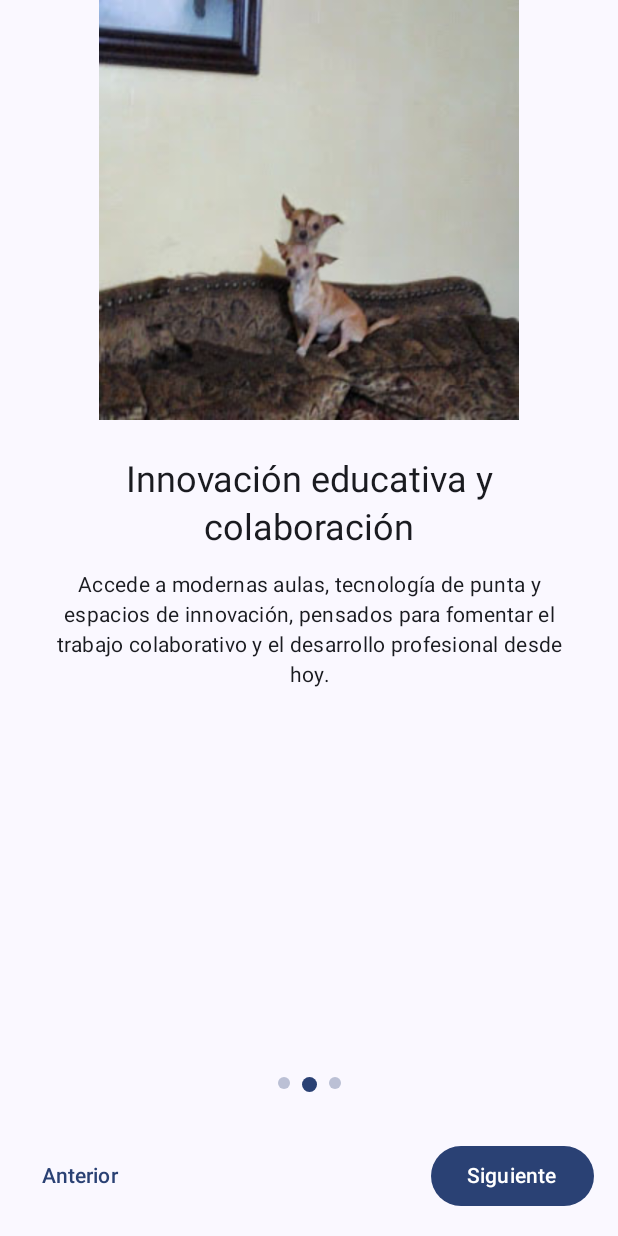
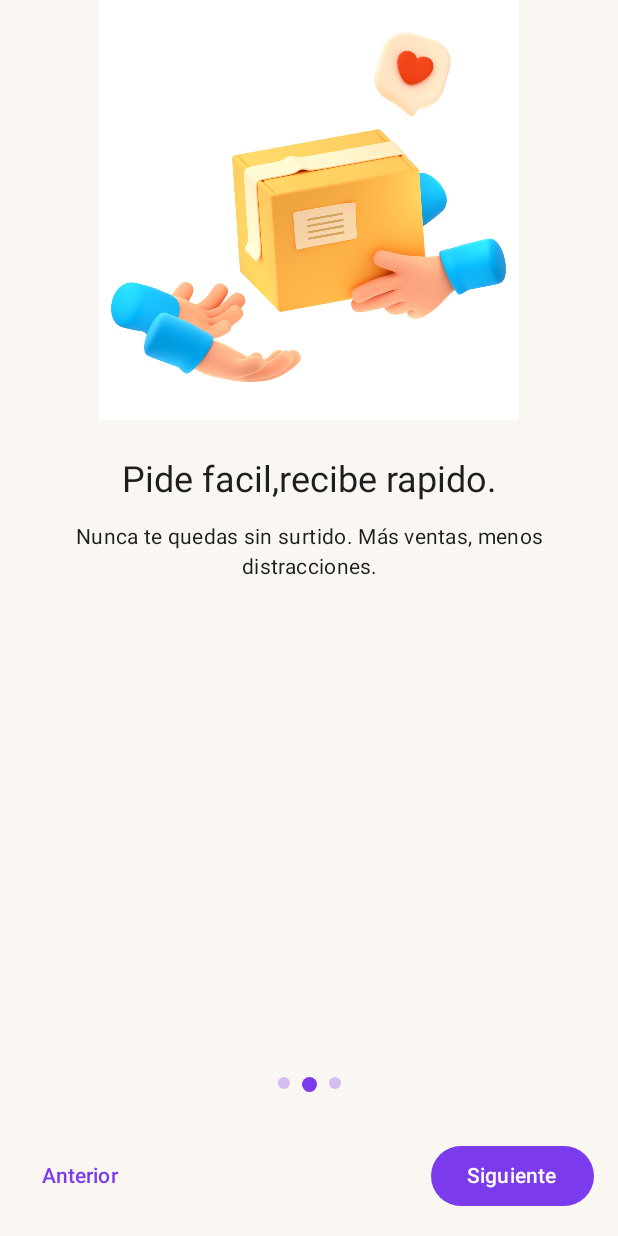
Before and after one commit to Chilechilo/SurtiMovilProject, an Android app built with Jetpack Compose: the screen it shows after launch (MainActivity), after a tap on "Siguiente", on a phone screen of 412 x 824 dp. Run offline under Robolectric (Android 15) with nearby library versions, the phone set to English and light mode, and no system bars.

Commit message:
Se agregan imagenes y cambio de ui de paleta de colores

```diff
--- a/app/src/main/java/com/surtiapp/surtimovil/onboarding/model/OnboardingContent.kt
+++ b/app/src/main/java/com/surtiapp/surtimovil/onboarding/model/OnboardingContent.kt
@@ -10,18 +10,18 @@ object OnboardingContent {
     val pages = listOf(
         OnboardingPageModel(
             imageRes = R.drawable.onb_1,
-            title = "Descubre tu vocación Lasallista",
-            description = "Explora una educación universitario con valores cristianos e integrales, donde formar profesionales con vocación al servicio y responsabilidad social es el compromiso que nos distingue."
+            title = "Tu tienda siempre llena, sin perder tiempo",
+            description = "Desde tu celular, elige los abarrotes que tu negocio necesita. Olvídate de salir y perder tiempo."
         ),
         OnboardingPageModel(
             imageRes = R.drawable.onb_2,
-            title = "Innovación educativa y colaboración",
-            description = "Accede a modernas aulas, tecnología de punta y espacios de innovación, pensados para fomentar el trabajo colaborativo y el desarrollo profesional desde hoy."
+            title = "Pide facil,recibe rapido.",
+            description = "Nunca te quedas sin surtido. Más ventas, menos distracciones."
         ),
         OnboardingPageModel(
             imageRes = R.drawable.onb_3,
-            title = "Transforma tu futuro con excelencia",
-            description = "Forma parte de una comunidad educativa que impulsa tu crecimiento académico, humanista e investigativo, en un entorno universitario de calidad y prestigio regional."
+            title = "Todo en un solo lugar",
+            description = "Precios competitivos, entrega directa y catálogo completo. Descarga, pide y sigue vendiendo."
         )
     )
 }
--- a/app/src/main/java/com/surtiapp/surtimovil/ui/theme/Color.kt
+++ b/app/src/main/java/com/surtiapp/surtimovil/ui/theme/Color.kt
@@ -2,10 +2,24 @@ package com.surtiapp.surtimovil.ui.theme
 
 import androidx.compose.ui.graphics.Color
 
-val Purple80 = Color(0xFFD0BCFF)
-val PurpleGrey80 = Color(0xFFCCC2DC)
-val Pink80 = Color(0xFFEFB8C8)
+// Paleta B — Violeta & Durazno
+val PurplePrimary      = Color(0xFF7C3AED) // Primary
+val PurplePrimaryDark  = Color(0xFFA78BFA) // Primary en dark
 
-val Purple40 = Color(0xFF6650a4)
-val PurpleGrey40 = Color(0xFF625b71)
-val Pink40 = Color(0xFF7D5260)
+val PeachSecondary     = Color(0xFFFF8A3D) // Secondary
+val PeachSecondaryDark = Color(0xFFFFA96B)
+
+val TealTertiary       = Color(0xFF4FB286) // Tertiary
+val TealTertiaryDark   = Color(0xFF71DCB6)
+
+val BgLight            = Color(0xFFFAF7F2) // Background claro
+val BgDark             = Color(0xFF131217) // Background oscuro
+
+val SurfaceLight       = Color(0xFFFFFFFF)
+val SurfaceDark        = Color(0xFF19191F)
+
+val OutlineLight       = Color(0xFFE8E1D6)
+val OutlineDark        = Color(0xFF3B3644)
+
+val OnTextLight        = Color(0xFF1E1E1E) // Texto principal claro
+val OnTextDark         = Color(0xFFEDEDED) // Texto principal oscuro
--- a/app/src/main/java/com/surtiapp/surtimovil/ui/theme/Theme.kt
+++ b/app/src/main/java/com/surtiapp/surtimovil/ui/theme/Theme.kt
@@ -1,57 +1,59 @@
 package com.surtiapp.surtimovil.ui.theme
 
-import android.os.Build
 import androidx.compose.foundation.isSystemInDarkTheme
-import androidx.compose.material3.MaterialTheme
-import androidx.compose.material3.darkColorScheme
-import androidx.compose.material3.dynamicDarkColorScheme
-import androidx.compose.material3.dynamicLightColorScheme
-import androidx.compose.material3.lightColorScheme
+import androidx.compose.material3.*
 import androidx.compose.runtime.Composable
-import androidx.compose.ui.platform.LocalContext
+import androidx.compose.ui.graphics.Color
 
-private val DarkColorScheme = darkColorScheme(
-    primary = Purple80,
-    secondary = PurpleGrey80,
-    tertiary = Pink80
+private val LightColors = lightColorScheme(
+    primary            = PurplePrimary,
+    onPrimary          = Color.White,
+    primaryContainer   = Color(0xFFEDE7FF),
+    onPrimaryContainer = Color(0xFF2C1141),
+
+    secondary          = PeachSecondary,
+    // buen contraste sobre peach
+    onSecondary        = Color(0xFF1F1400),
+
+    tertiary           = TealTertiary,
+    onTertiary         = Color.White,
+
+    background         = BgLight,
+    onBackground       = OnTextLight,
+
+    surface            = SurfaceLight,
+    onSurface          = OnTextLight,
+
+    outline            = OutlineLight,
 )
 
-private val LightColorScheme = lightColorScheme(
-    primary = Purple40,
-    secondary = PurpleGrey40,
-    tertiary = Pink40
+private val DarkColors = darkColorScheme(
+    primary            = PurplePrimaryDark,
+    onPrimary          = Color(0xFF221338),
 
-    /* Other default colors to override
-    background = Color(0xFFFFFBFE),
-    surface = Color(0xFFFFFBFE),
-    onPrimary = Color.White,
-    onSecondary = Color.White,
-    onTertiary = Color.White,
-    onBackground = Color(0xFF1C1B1F),
-    onSurface = Color(0xFF1C1B1F),
-    */
+    secondary          = PeachSecondaryDark,
+    onSecondary        = Color(0xFF2B1300),
+
+    tertiary           = TealTertiaryDark,
+    onTertiary         = Color(0xFF002016),
+
+    background         = BgDark,
+    onBackground       = OnTextDark,
+
+    surface            = SurfaceDark,
+    onSurface          = OnTextDark,
+
+    outline            = OutlineDark,
 )
 
 @Composable
 fun SurtiMovilTheme(
     darkTheme: Boolean = isSystemInDarkTheme(),
-    // Dynamic color is available on Android 12+
-    dynamicColor: Boolean = true,
     content: @Composable () -> Unit
 ) {
-    val colorScheme = when {
-        dynamicColor && Build.VERSION.SDK_INT >= Build.VERSION_CODES.S -> {
-            val context = LocalContext.current
-            if (darkTheme) dynamicDarkColorScheme(context) else dynamicLightColorScheme(context)
-        }
-
-        darkTheme -> DarkColorScheme
-        else -> LightColorScheme
-    }
-
     MaterialTheme(
-        colorScheme = colorScheme,
-        typography = Typography,
+        colorScheme = if (darkTheme) DarkColors else LightColors,
+        typography = Typography, // deja tus tipografías actuales
         content = content
     )
 }
--- a/app/src/main/java/com/surtiapp/surtimovil/utils/SplashScreenView.kt
+++ b/app/src/main/java/com/surtiapp/surtimovil/utils/SplashScreenView.kt
@@ -30,7 +30,7 @@ fun SplashScreenView() {
             )
             Spacer(modifier = Modifier.height(16.dp))
             Text(
-                text = "SurtiMovil",
+                text = "SurtiMovil: Pide Recibe Vende",
                 fontSize = 20.sp,
                 fontWeight = FontWeight.Bold,
                 color = MaterialTheme.colorScheme.onBackground
```
Also changed, not shown: app/src/main/res/drawable/onb_1.jpg (deleted), app/src/main/res/drawable/onb_2.jpg (deleted), app/src/main/res/drawable/onb_2.png (added), 2 other files.
